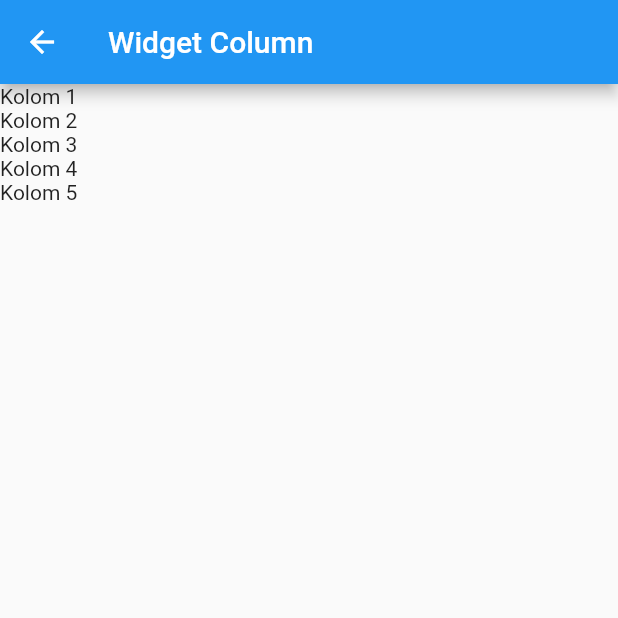
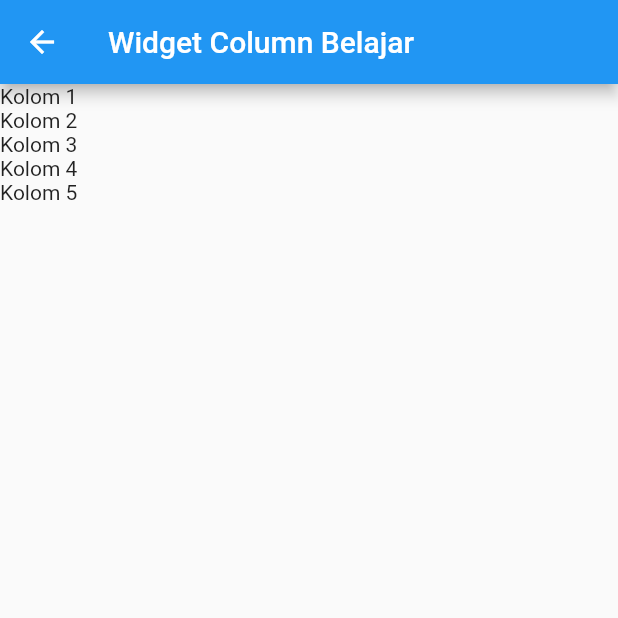
Before and after one commit to siihasann/flutter_application_hasn, a Flutter app: the ColumnWidget screen opened directly, on a phone screen of 412 x 824 dp, the top half of it. Run offline on Flutter 3.47's test engine with Material 2 defaults, Android fonts, the phone set to English and light mode, and no system bars.

```diff
--- a/lib/column_widget.dart
+++ b/lib/column_widget.dart
@@ -7,7 +7,7 @@ class ColumnWidget extends StatelessWidget {
   Widget build(BuildContext context) {
     return Scaffold(
       appBar: AppBar(
-        title: const Text("Widget Column"),
+        title: const Text("Widget Column Belajar"),
       ),
       body: Column(
         children: const [
```
